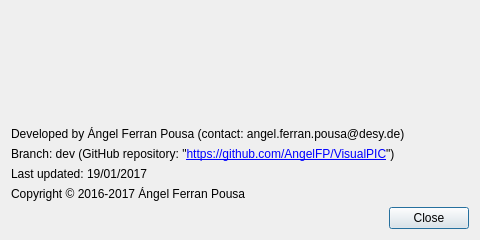
Old version of the form VisualPIC/Views/aboutWindow.ui in the repository AngelFP/VisualPIC.
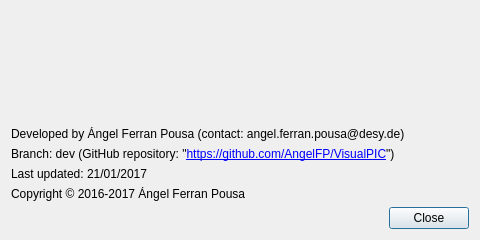
New version of the form. Icons and pictures are not drawn.

Commit message: Code cleaning in custom fields.

The edit to the form file:
```diff
--- a/VisualPIC/Views/aboutWindow.ui
+++ b/VisualPIC/Views/aboutWindow.ui
@@ -102,7 +102,7 @@
    <item>
     <widget class="QLabel" name="label_3">
      <property name="text">
-      <string>Last updated: 19/01/2017</string>
+      <string>Last updated: 21/01/2017</string>
      </property>
     </widget>
    </item>
```
The commit also changes 1 other file.
